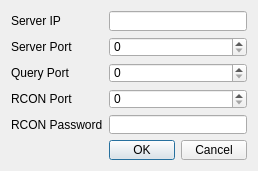
Above: src/settingsdialog.ui from Link1J/MSManager before the change. Below: the same form after it.
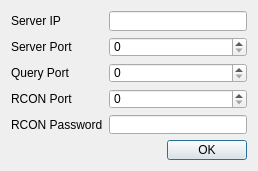
That is the form after the change. Icons and pictures are not drawn.

The edit to the form file:
```diff
--- a/src/settingsdialog.ui
+++ b/src/settingsdialog.ui
@@ -129,7 +129,7 @@
    <item row="5" column="1">
     <widget class="QDialogButtonBox" name="buttonBox">
      <property name="standardButtons">
-      <set>QDialogButtonBox::Cancel|QDialogButtonBox::Ok</set>
+      <set>QDialogButtonBox::Ok</set>
      </property>
     </widget>
    </item>
```
Left out of the diff: 35 changed lines with no effect on the pictures.
